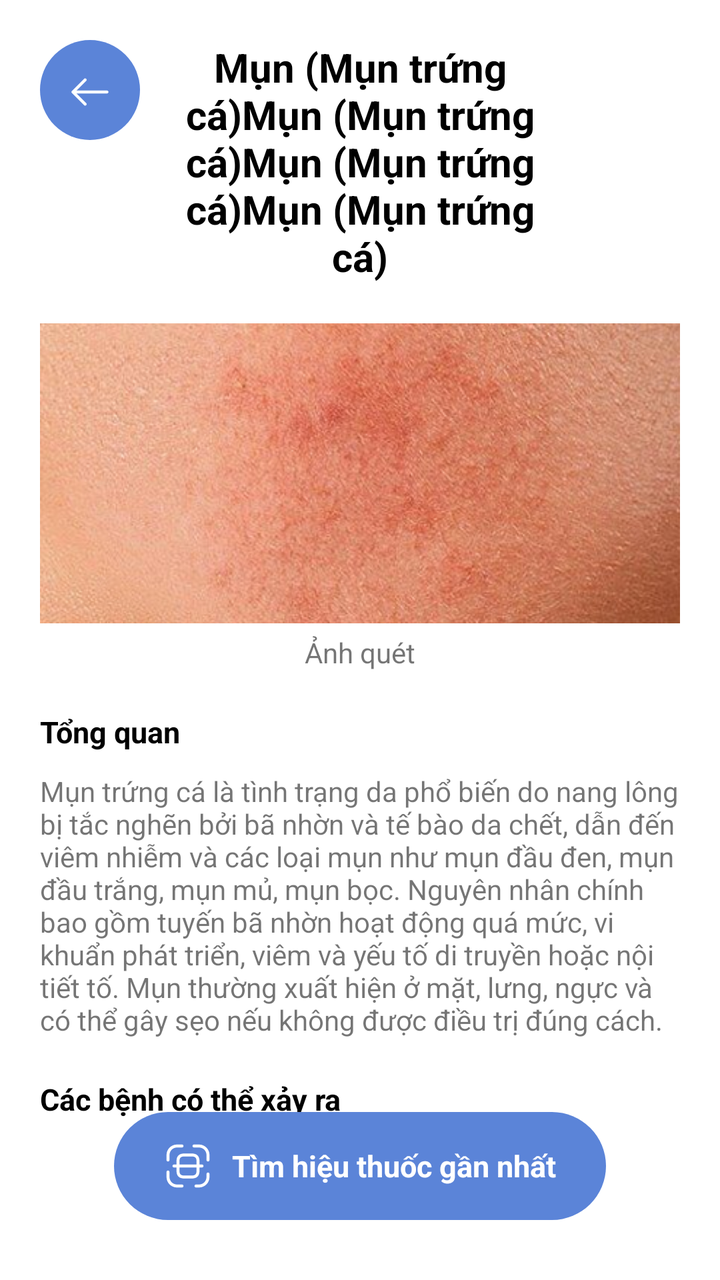
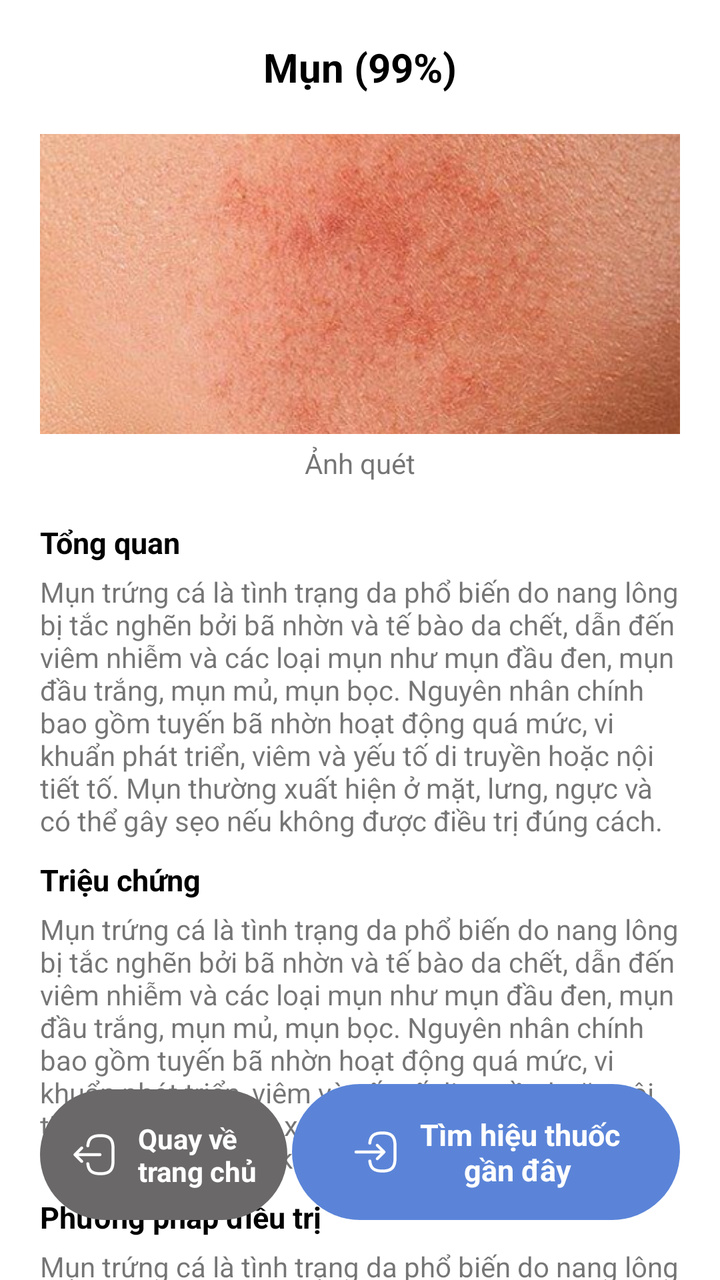

An Android layout rendered at two revisions. The XML below is the earlier revision; the diff shows what the commit changed to produce the second picture.
<!-- AndroidManifest.xml: application theme Theme.NoStatusBar -->
<!-- res/layout/scan_result_fragment.xml -->
<?xml version="1.0" encoding="utf-8"?>
<layout xmlns:android="http://schemas.android.com/apk/res/android"
    xmlns:app="http://schemas.android.com/apk/res-auto"
    xmlns:tools="http://schemas.android.com/tools">

    <androidx.constraintlayout.widget.ConstraintLayout
        android:layout_width="match_parent"
        android:layout_height="match_parent">

        <androidx.core.widget.NestedScrollView
            android:id="@+id/scroll_content"
            android:layout_width="0dp"
            android:layout_height="0dp"
            android:clipToPadding="false"
            android:fillViewport="true"
            android:paddingBottom="100dp"
            app:layout_constraintBottom_toBottomOf="parent"
            app:layout_constraintEnd_toEndOf="parent"
            app:layout_constraintStart_toStartOf="parent"
            app:layout_constraintTop_toTopOf="parent">

            <androidx.constraintlayout.widget.ConstraintLayout
                android:layout_width="match_parent"
                android:layout_height="match_parent"
                android:paddingBottom="20dp">

                
                <ImageView
                    android:id="@+id/ic_back"
                    android:layout_width="wrap_content"
                    android:layout_height="wrap_content"
                    android:layout_margin="20dp"
                    android:src="@drawable/ic_arrow_left"
                    app:layout_constraintStart_toStartOf="parent"
                    app:layout_constraintTop_toTopOf="parent" />

                <TextView
                    android:id="@+id/tv_title"
                    android:layout_width="0dp"
                    android:layout_height="wrap_content"
                    android:layout_marginHorizontal="80dp"
                    android:gravity="center_horizontal"
                    android:text="Mụn (Mụn trứng cá)Mụn (Mụn trứng cá)Mụn (Mụn trứng cá)Mụn (Mụn trứng cá)"
                    android:textColor="@color/black"
                    android:textSize="20sp"
                    android:textStyle="bold"
                    app:layout_constraintEnd_toEndOf="parent"
                    app:layout_constraintStart_toStartOf="parent"
                    app:layout_constraintTop_toTopOf="@id/ic_back" />

                <LinearLayout
                    android:id="@+id/layout_image"
                    android:layout_width="match_parent"
                    android:layout_height="wrap_content"
                    android:layout_marginHorizontal="20dp"
                    android:layout_marginTop="20dp"
                    android:orientation="horizontal"
                    app:layout_constraintEnd_toEndOf="parent"
                    app:layout_constraintStart_toStartOf="parent"
                    app:layout_constraintTop_toBottomOf="@id/tv_title">

                    <LinearLayout
                        android:layout_width="match_parent"
                        android:layout_height="wrap_content"
                        android:gravity="center"
                        android:orientation="vertical">

                        <ImageView
                            android:id="@+id/imv1"
                            android:layout_width="match_parent"
                            android:layout_height="150dp"
                            android:scaleType="centerCrop"
                            android:src="@drawable/bg_take" />

                        <TextView
                            android:id="@+id/tv1"
                            android:layout_width="wrap_content"
                            android:layout_height="wrap_content"
                            android:layout_marginTop="5dp"
                            android:text="Ảnh quét" />
                    </LinearLayout>

                    <LinearLayout
                        android:layout_width="match_parent"
                        android:layout_height="wrap_content"
                        android:gravity="center"
                        android:orientation="vertical"
                        android:visibility="gone">

                        <ImageView
                            android:id="@+id/imv2"
                            android:layout_width="match_parent"
                            android:layout_height="150dp"
                            android:scaleType="centerCrop"
                            android:src="@drawable/bg_take" />

                        <TextView
                            android:id="@+id/tv2"
                            android:layout_width="wrap_content"
                            android:layout_height="wrap_content"
                            android:text="Ảnh bệnh" />
                    </LinearLayout>
                </LinearLayout>

                
                <TextView
                    android:id="@+id/tv_summary"
                    android:layout_width="wrap_content"
                    android:layout_height="wrap_content"
                    android:layout_marginTop="20dp"
                    android:text="Tổng quan"
                    android:textColor="@color/black"
                    android:textSize="15sp"
                    android:textStyle="bold"
                    app:layout_constraintStart_toStartOf="@id/ic_back"
                    app:layout_constraintTop_toBottomOf="@id/layout_image" />

                
                <TextView
                    android:id="@+id/tv_description"
                    android:layout_width="0dp"
                    android:layout_height="wrap_content"
                    android:layout_marginTop="10dp"
                    android:text="@string/tv_description"
                    app:layout_constraintEnd_toEndOf="@id/layout_image"
                    app:layout_constraintStart_toStartOf="@id/ic_back"
                    app:layout_constraintTop_toBottomOf="@id/tv_summary" />

                
                <TextView
                    android:id="@+id/tv_reference"
                    android:layout_width="wrap_content"
                    android:layout_height="wrap_content"
                    android:layout_marginTop="20dp"
                    android:text="Các bệnh có thể xảy ra"
                    android:textColor="@color/black"
                    android:textSize="15sp"
                    android:textStyle="bold"
                    app:layout_constraintStart_toStartOf="@id/tv_description"
                    app:layout_constraintTop_toBottomOf="@id/tv_description" />

                <androidx.recyclerview.widget.RecyclerView
                    android:id="@+id/rcv_label"
                    android:layout_width="match_parent"
                    android:layout_height="wrap_content"
                    android:layout_marginTop="5dp"
                    android:clipToPadding="false"
                    android:orientation="horizontal"
                    android:paddingStart="20dp"
                    app:layoutManager="androidx.recyclerview.widget.LinearLayoutManager"
                    app:layout_constraintTop_toBottomOf="@id/tv_reference"
                    tools:listitem="@layout/item_reference_label" />

            </androidx.constraintlayout.widget.ConstraintLayout>
        </androidx.core.widget.NestedScrollView>

        
        <LinearLayout
            android:id="@+id/btn_take"
            android:layout_width="wrap_content"
            android:layout_height="wrap_content"
            android:layout_marginBottom="30dp"
            android:background="@drawable/bg_btn_scan"
            android:gravity="center_vertical"
            android:paddingHorizontal="25dp"
            android:paddingVertical="15dp"
            app:layout_constraintBottom_toBottomOf="parent"
            app:layout_constraintEnd_toEndOf="parent"
            app:layout_constraintStart_toStartOf="parent">

            <ImageView
                android:layout_width="wrap_content"
                android:layout_height="wrap_content"
                android:src="@drawable/ic_take" />

            <TextView
                android:layout_width="wrap_content"
                android:layout_height="wrap_content"
                android:layout_marginStart="10dp"
                android:text="Tìm hiệu thuốc gần nhất"
                android:textColor="@color/white"
                android:textSize="15sp"
                android:textStyle="bold" />
        </LinearLayout>

    </androidx.constraintlayout.widget.ConstraintLayout>
</layout>
<!-- res/layout/item_reference_label.xml (included above) -->
<?xml version="1.0" encoding="utf-8"?>
<androidx.constraintlayout.widget.ConstraintLayout xmlns:android="http://schemas.android.com/apk/res/android"
    xmlns:app="http://schemas.android.com/apk/res-auto"
    android:layout_width="wrap_content"
    android:layout_height="match_parent">

    <androidx.cardview.widget.CardView
        android:layout_width="wrap_content"
        android:layout_height="wrap_content"
        android:layout_margin="2dp"
        app:cardElevation="10dp"
        app:layout_constraintBottom_toBottomOf="parent"
        app:layout_constraintEnd_toEndOf="parent"
        app:layout_constraintStart_toStartOf="parent"
        app:layout_constraintTop_toTopOf="parent">

        <androidx.constraintlayout.widget.ConstraintLayout
            android:layout_width="wrap_content"
            android:layout_height="wrap_content"
            android:padding="10dp">

            <TextView
                android:id="@+id/tv_name"
                android:layout_width="wrap_content"
                android:layout_height="wrap_content"
                android:text="TextView"
                app:layout_constraintStart_toStartOf="parent"
                app:layout_constraintTop_toTopOf="parent" />
        </androidx.constraintlayout.widget.ConstraintLayout>

    </androidx.cardview.widget.CardView>

</androidx.constraintlayout.widget.ConstraintLayout>
<!-- resources referenced by this layout -->
<resources>
  <color name="black">#FF000000</color>
  <color name="white">#FFFFFFFF</color>
  <!-- drawable bg_btn_scan (drawable) -->
  <?xml version="1.0" encoding="utf-8"?>
  <shape xmlns:android="http://schemas.android.com/apk/res/android">
      <solid android:color="@color/primary" />
      <corners android:radius="50dp" />
  </shape>
  <!-- drawable ic_arrow_left (drawable) -->
  <vector xmlns:android="http://schemas.android.com/apk/res/android"
      android:width="50dp"
      android:height="50dp"
      android:viewportWidth="50"
      android:viewportHeight="50">
    <path
        android:pathData="M25,25m-25,0a25,25 0,1 1,50 0a25,25 0,1 1,-50 0"
        android:fillColor="#5B84D8"/>
    <path
        android:pathData="M22.57,32.82C22.38,32.82 22.19,32.75 22.04,32.6L15.97,26.53C15.68,26.24 15.68,25.76 15.97,25.47L22.04,19.4C22.33,19.11 22.81,19.11 23.1,19.4C23.39,19.69 23.39,20.17 23.1,20.46L17.56,26L23.1,31.54C23.39,31.83 23.39,32.31 23.1,32.6C22.96,32.75 22.76,32.82 22.57,32.82Z"
        android:fillColor="#ffffff"/>
    <path
        android:pathData="M33.5,26.75H16.67C16.26,26.75 15.92,26.41 15.92,26C15.92,25.59 16.26,25.25 16.67,25.25H33.5C33.91,25.25 34.25,25.59 34.25,26C34.25,26.41 33.91,26.75 33.5,26.75Z"
        android:fillColor="#ffffff"/>
  </vector>
  <!-- drawable ic_take (drawable) -->
  <vector xmlns:android="http://schemas.android.com/apk/res/android"
      android:width="24dp"
      android:height="24dp"
      android:viewportWidth="24"
      android:viewportHeight="24">
    <path
        android:pathData="M2,9.75C1.59,9.75 1.25,9.41 1.25,9V6.5C1.25,3.6 3.61,1.25 6.5,1.25H9C9.41,1.25 9.75,1.59 9.75,2C9.75,2.41 9.41,2.75 9,2.75H6.5C4.43,2.75 2.75,4.43 2.75,6.5V9C2.75,9.41 2.41,9.75 2,9.75Z"
        android:fillColor="#ffffff"/>
    <path
        android:pathData="M22,9.75C21.59,9.75 21.25,9.41 21.25,9V6.5C21.25,4.43 19.57,2.75 17.5,2.75H15C14.59,2.75 14.25,2.41 14.25,2C14.25,1.59 14.59,1.25 15,1.25H17.5C20.39,1.25 22.75,3.6 22.75,6.5V9C22.75,9.41 22.41,9.75 22,9.75Z"
        android:fillColor="#ffffff"/>
    <path
        android:pathData="M17.5,22.75H16C15.59,22.75 15.25,22.41 15.25,22C15.25,21.59 15.59,21.25 16,21.25H17.5C19.57,21.25 21.25,19.57 21.25,17.5V16C21.25,15.59 21.59,15.25 22,15.25C22.41,15.25 22.75,15.59 22.75,16V17.5C22.75,20.4 20.39,22.75 17.5,22.75Z"
        android:fillColor="#ffffff"/>
    <path
        android:pathData="M9,22.75H6.5C3.61,22.75 1.25,20.4 1.25,17.5V15C1.25,14.59 1.59,14.25 2,14.25C2.41,14.25 2.75,14.59 2.75,15V17.5C2.75,19.57 4.43,21.25 6.5,21.25H9C9.41,21.25 9.75,21.59 9.75,22C9.75,22.41 9.41,22.75 9,22.75Z"
        android:fillColor="#ffffff"/>
    <path
        android:pathData="M14,18.25H10C7.58,18.25 6.25,16.92 6.25,14.5V9.5C6.25,7.08 7.58,5.75 10,5.75H14C16.42,5.75 17.75,7.08 17.75,9.5V14.5C17.75,16.92 16.42,18.25 14,18.25ZM10,7.25C8.42,7.25 7.75,7.92 7.75,9.5V14.5C7.75,16.08 8.42,16.75 10,16.75H14C15.58,16.75 16.25,16.08 16.25,14.5V9.5C16.25,7.92 15.58,7.25 14,7.25H10Z"
        android:fillColor="#ffffff"/>
    <path
        android:pathData="M19,12.75H5C4.59,12.75 4.25,12.41 4.25,12C4.25,11.59 4.59,11.25 5,11.25H19C19.41,11.25 19.75,11.59 19.75,12C19.75,12.41 19.41,12.75 19,12.75Z"
        android:fillColor="#ffffff"/>
  </vector>
  <string name="tv_description">Mụn trứng cá là tình trạng da phổ biến do nang lông bị tắc nghẽn bởi bã nhờn và tế bào da chết, dẫn đến viêm nhiễm và các loại mụn như mụn đầu đen, mụn đầu trắng, mụn mủ, mụn bọc. Nguyên nhân chính bao gồm tuyến bã nhờn hoạt động quá mức, vi khuẩn phát triển, viêm và yếu tố di truyền hoặc nội tiết tố. Mụn thường xuất hiện ở mặt, lưng, ngực và có thể gây sẹo nếu không được điều trị đúng cách. </string>
  <color name="primary">#5B84D8</color>
  <!-- unchanged entries left out for length: 2 -->
</resources>

<!-- the commit's change to res/layout/scan_result_fragment.xml (unified diff, before → after) -->
@@ -22,31 +22,22 @@
             <androidx.constraintlayout.widget.ConstraintLayout
                 android:layout_width="match_parent"
                 android:layout_height="match_parent"
-                android:paddingBottom="20dp">
-
-                
-                <ImageView
-                    android:id="@+id/ic_back"
-                    android:layout_width="wrap_content"
-                    android:layout_height="wrap_content"
-                    android:layout_margin="20dp"
-                    android:src="@drawable/ic_arrow_left"
+                android:paddingBottom="200dp">
+
+                <TextView
+                    android:id="@+id/tv_title"
+                    android:layout_width="0dp"
+                    android:layout_height="wrap_content"
+                    android:layout_marginHorizontal="80dp"
+                    android:layout_marginTop="20dp"
+                    android:gravity="center_horizontal"
+                    android:text="Mụn (99%)"
+                    android:textColor="@color/black"
+                    android:textSize="20sp"
+                    android:textStyle="bold"
+                    app:layout_constraintEnd_toEndOf="parent"
                     app:layout_constraintStart_toStartOf="parent"
                     app:layout_constraintTop_toTopOf="parent" />
-
-                <TextView
-                    android:id="@+id/tv_title"
-                    android:layout_width="0dp"
-                    android:layout_height="wrap_content"
-                    android:layout_marginHorizontal="80dp"
-                    android:gravity="center_horizontal"
-                    android:text="Mụn (Mụn trứng cá)Mụn (Mụn trứng cá)Mụn (Mụn trứng cá)Mụn (Mụn trứng cá)"
-                    android:textColor="@color/black"
-                    android:textSize="20sp"
-                    android:textStyle="bold"
-                    app:layout_constraintEnd_toEndOf="parent"
-                    app:layout_constraintStart_toStartOf="parent"
-                    app:layout_constraintTop_toTopOf="@id/ic_back" />
 
                 <LinearLayout
                     android:id="@+id/layout_image"
@@ -107,12 +98,13 @@
                     android:id="@+id/tv_summary"
                     android:layout_width="wrap_content"
                     android:layout_height="wrap_content"
+                    android:layout_marginStart="20dp"
                     android:layout_marginTop="20dp"
                     android:text="Tổng quan"
                     android:textColor="@color/black"
                     android:textSize="15sp"
                     android:textStyle="bold"
-                    app:layout_constraintStart_toStartOf="@id/ic_back"
+                    app:layout_constraintStart_toStartOf="parent"
                     app:layout_constraintTop_toBottomOf="@id/layout_image" />
 
                 
@@ -120,102 +112,113 @@
                     android:id="@+id/tv_description"
                     android:layout_width="0dp"
                     android:layout_height="wrap_content"
-                    android:layout_marginTop="10dp"
+                    android:layout_marginTop="5dp"
                     android:text="@string/tv_description"
                     app:layout_constraintEnd_toEndOf="@id/layout_image"
-                    app:layout_constraintStart_toStartOf="@id/ic_back"
+                    app:layout_constraintStart_toStartOf="@+id/tv_summary"
                     app:layout_constraintTop_toBottomOf="@id/tv_summary" />
 
-                
-                <TextView
-                    android:id="@+id/tv_reference"
+                <TextView
+                    android:id="@+id/tv_symptoms"
                     android:layout_width="wrap_content"
                     android:layout_height="wrap_content"
-                    android:layout_marginTop="20dp"
-                    android:text="Các bệnh có thể xảy ra"
+                    android:layout_marginTop="10dp"
+                    android:text="Triệu chứng"
                     android:textColor="@color/black"
                     android:textSize="15sp"
                     android:textStyle="bold"
                     app:layout_constraintStart_toStartOf="@id/tv_description"
                     app:layout_constraintTop_toBottomOf="@id/tv_description" />
 
-                <androidx.recyclerview.widget.RecyclerView
-                    android:id="@+id/rcv_label"
-                    android:layout_width="match_parent"
+                <TextView
+                    android:id="@+id/tv_symptoms_description"
+                    android:layout_width="0dp"
                     android:layout_height="wrap_content"
                     android:layout_marginTop="5dp"
-                    android:clipToPadding="false"
-                    android:orientation="horizontal"
-                    android:paddingStart="20dp"
-                    app:layoutManager="androidx.recyclerview.widget.LinearLayoutManager"
-                    app:layout_constraintTop_toBottomOf="@id/tv_reference"
-                    tools:listitem="@layout/item_reference_label" />
+                    android:text="@string/tv_description"
+                    app:layout_constraintEnd_toEndOf="@id/layout_image"
+                    app:layout_constraintStart_toStartOf="@+id/tv_summary"
+                    app:layout_constraintTop_toBottomOf="@id/tv_symptoms" />
+
+                <TextView
+                    android:id="@+id/tv_treatment"
+                    android:layout_width="wrap_content"
+                    android:layout_height="wrap_content"
+                    android:layout_marginTop="10dp"
+                    android:text="Phương pháp điều trị"
+                    android:textColor="@color/black"
+                    android:textSize="15sp"
+                    android:textStyle="bold"
+                    app:layout_constraintStart_toStartOf="@id/tv_symptoms_description"
+                    app:layout_constraintTop_toBottomOf="@id/tv_symptoms_description" />
+
+                <TextView
+                    android:id="@+id/tv_treatment_description"
+                    android:layout_width="0dp"
+                    android:layout_height="wrap_content"
+                    android:layout_marginTop="5dp"
+                    android:text="@string/tv_description"
+                    app:layout_constraintEnd_toEndOf="@id/layout_image"
+                    app:layout_constraintStart_toStartOf="@+id/tv_treatment"
+                    app:layout_constraintTop_toBottomOf="@id/tv_treatment" />
 
             </androidx.constraintlayout.widget.ConstraintLayout>
         </androidx.core.widget.NestedScrollView>
 
-        
         <LinearLayout
             android:id="@+id/btn_take"
             android:layout_width="wrap_content"
             android:layout_height="wrap_content"
+            android:layout_marginEnd="20dp"
             android:layout_marginBottom="30dp"
             android:background="@drawable/bg_btn_scan"
             android:gravity="center_vertical"
-            android:paddingHorizontal="25dp"
+            android:paddingHorizontal="30dp"
             android:paddingVertical="15dp"
             app:layout_constraintBottom_toBottomOf="parent"
-            app:layout_constraintEnd_toEndOf="parent"
-            app:layout_constraintStart_toStartOf="parent">
+            app:layout_constraintEnd_toEndOf="parent">
 
             <ImageView
                 android:layout_width="wrap_content"
                 android:layout_height="wrap_content"
-                android:src="@drawable/ic_take" />
+                android:src="@drawable/ic_go_to_location" />
 
             <TextView
                 android:layout_width="wrap_content"
                 android:layout_height="wrap_content"
                 android:layout_marginStart="10dp"
-                android:text="Tìm hiệu thuốc gần nhất"
+                android:text="Tìm hiệu thuốc\n      gần đây"
                 android:textColor="@color/white"
                 android:textSize="15sp"
                 android:textStyle="bold" />
         </LinearLayout>
 
+        <LinearLayout
+            android:id="@+id/btn_back"
+            android:layout_width="wrap_content"
+            android:layout_height="wrap_content"
+            android:layout_marginStart="20dp"
+            android:layout_marginBottom="30dp"
+            android:background="@drawable/bg_disable"
+            android:gravity="center_vertical"
+            android:paddingHorizontal="15dp"
+            android:paddingVertical="15dp"
+            app:layout_constraintBottom_toBottomOf="parent"
+            app:layout_constraintStart_toStartOf="parent">
+
+            <ImageView
+                android:layout_width="wrap_content"
+                android:layout_height="wrap_content"
+                android:src="@drawable/ic_go_home" />
+
+            <TextView
+                android:layout_width="wrap_content"
+                android:layout_height="wrap_content"
+                android:layout_marginStart="10dp"
+                android:text="Quay về\ntrang chủ"
+                android:textColor="@color/white"
+                android:textStyle="bold" />
+        </LinearLayout>
+
     </androidx.constraintlayout.widget.ConstraintLayout>
 </layout>
-<!-- res/layout/item_reference_label.xml (included above) -->
-<?xml version="1.0" encoding="utf-8"?>
-<androidx.constraintlayout.widget.ConstraintLayout xmlns:android="http://schemas.android.com/apk/res/android"
-    xmlns:app="http://schemas.android.com/apk/res-auto"
-    android:layout_width="wrap_content"
-    android:layout_height="match_parent">
-
-    <androidx.cardview.widget.CardView
-        android:layout_width="wrap_content"
-        android:layout_height="wrap_content"
-        android:layout_margin="2dp"
-        app:cardElevation="10dp"
-        app:layout_constraintBottom_toBottomOf="parent"
-        app:layout_constraintEnd_toEndOf="parent"
-        app:layout_constraintStart_toStartOf="parent"
-        app:layout_constraintTop_toTopOf="parent">
-
-        <androidx.constraintlayout.widget.ConstraintLayout
-            android:layout_width="wrap_content"
-            android:layout_height="wrap_content"
-            android:padding="10dp">
-
-            <TextView
-                android:id="@+id/tv_name"
-                android:layout_width="wrap_content"
-                android:layout_height="wrap_content"
-                android:text="TextView"
-                app:layout_constraintStart_toStartOf="parent"
-                app:layout_constraintTop_toTopOf="parent" />
-        </androidx.constraintlayout.widget.ConstraintLayout>
-
-    </androidx.cardview.widget.CardView>
-
-</androidx.constraintlayout.widget.ConstraintLayout>
<!-- resource entries referenced after the edit -->
@@ -8,49 +8,47 @@
       <solid android:color="@color/primary" />
       <corners android:radius="50dp" />
   </shape>
-  <!-- drawable ic_arrow_left (drawable) -->
-  <vector xmlns:android="http://schemas.android.com/apk/res/android"
-      android:width="50dp"
-      android:height="50dp"
-      android:viewportWidth="50"
-      android:viewportHeight="50">
-    <path
-        android:pathData="M25,25m-25,0a25,25 0,1 1,50 0a25,25 0,1 1,-50 0"
-        android:fillColor="#5B84D8"/>
-    <path
-        android:pathData="M22.57,32.82C22.38,32.82 22.19,32.75 22.04,32.6L15.97,26.53C15.68,26.24 15.68,25.76 15.97,25.47L22.04,19.4C22.33,19.11 22.81,19.11 23.1,19.4C23.39,19.69 23.39,20.17 23.1,20.46L17.56,26L23.1,31.54C23.39,31.83 23.39,32.31 23.1,32.6C22.96,32.75 22.76,32.82 22.57,32.82Z"
-        android:fillColor="#ffffff"/>
-    <path
-        android:pathData="M33.5,26.75H16.67C16.26,26.75 15.92,26.41 15.92,26C15.92,25.59 16.26,25.25 16.67,25.25H33.5C33.91,25.25 34.25,25.59 34.25,26C34.25,26.41 33.91,26.75 33.5,26.75Z"
-        android:fillColor="#ffffff"/>
-  </vector>
-  <!-- drawable ic_take (drawable) -->
+  <!-- drawable bg_disable (drawable) -->
+  <?xml version="1.0" encoding="utf-8"?>
+  <shape xmlns:android="http://schemas.android.com/apk/res/android">
+      <solid android:color="@color/gray_neutral_3" />
+      <corners android:radius="50dp" />
+  </shape>
+  <!-- drawable ic_go_home (drawable) -->
   <vector xmlns:android="http://schemas.android.com/apk/res/android"
       android:width="24dp"
       android:height="24dp"
       android:viewportWidth="24"
       android:viewportHeight="24">
-    <path
-        android:pathData="M2,9.75C1.59,9.75 1.25,9.41 1.25,9V6.5C1.25,3.6 3.61,1.25 6.5,1.25H9C9.41,1.25 9.75,1.59 9.75,2C9.75,2.41 9.41,2.75 9,2.75H6.5C4.43,2.75 2.75,4.43 2.75,6.5V9C2.75,9.41 2.41,9.75 2,9.75Z"
-        android:fillColor="#ffffff"/>
-    <path
-        android:pathData="M22,9.75C21.59,9.75 21.25,9.41 21.25,9V6.5C21.25,4.43 19.57,2.75 17.5,2.75H15C14.59,2.75 14.25,2.41 14.25,2C14.25,1.59 14.59,1.25 15,1.25H17.5C20.39,1.25 22.75,3.6 22.75,6.5V9C22.75,9.41 22.41,9.75 22,9.75Z"
-        android:fillColor="#ffffff"/>
-    <path
-        android:pathData="M17.5,22.75H16C15.59,22.75 15.25,22.41 15.25,22C15.25,21.59 15.59,21.25 16,21.25H17.5C19.57,21.25 21.25,19.57 21.25,17.5V16C21.25,15.59 21.59,15.25 22,15.25C22.41,15.25 22.75,15.59 22.75,16V17.5C22.75,20.4 20.39,22.75 17.5,22.75Z"
-        android:fillColor="#ffffff"/>
-    <path
-        android:pathData="M9,22.75H6.5C3.61,22.75 1.25,20.4 1.25,17.5V15C1.25,14.59 1.59,14.25 2,14.25C2.41,14.25 2.75,14.59 2.75,15V17.5C2.75,19.57 4.43,21.25 6.5,21.25H9C9.41,21.25 9.75,21.59 9.75,22C9.75,22.41 9.41,22.75 9,22.75Z"
-        android:fillColor="#ffffff"/>
-    <path
-        android:pathData="M14,18.25H10C7.58,18.25 6.25,16.92 6.25,14.5V9.5C6.25,7.08 7.58,5.75 10,5.75H14C16.42,5.75 17.75,7.08 17.75,9.5V14.5C17.75,16.92 16.42,18.25 14,18.25ZM10,7.25C8.42,7.25 7.75,7.92 7.75,9.5V14.5C7.75,16.08 8.42,16.75 10,16.75H14C15.58,16.75 16.25,16.08 16.25,14.5V9.5C16.25,7.92 15.58,7.25 14,7.25H10Z"
-        android:fillColor="#ffffff"/>
-    <path
-        android:pathData="M19,12.75H5C4.59,12.75 4.25,12.41 4.25,12C4.25,11.59 4.59,11.25 5,11.25H19C19.41,11.25 19.75,11.59 19.75,12C19.75,12.41 19.41,12.75 19,12.75Z"
-        android:fillColor="#ffffff"/>
+      <path
+          android:fillColor="#ffffff"
+          android:pathData="M15.24,22.27H15.11C10.67,22.27 8.53,20.52 8.16,16.6C8.12,16.19 8.42,15.82 8.84,15.78C9.24,15.74 9.62,16.05 9.66,16.46C9.95,19.6 11.43,20.77 15.12,20.77H15.25C19.32,20.77 20.76,19.33 20.76,15.26V8.74C20.76,4.67 19.32,3.23 15.25,3.23H15.12C11.41,3.23 9.93,4.42 9.66,7.62C9.61,8.03 9.26,8.34 8.84,8.3C8.42,8.27 8.12,7.9 8.15,7.49C8.49,3.51 10.64,1.73 15.11,1.73H15.24C20.15,1.73 22.25,3.83 22.25,8.74V15.26C22.25,20.17 20.15,22.27 15.24,22.27Z" />
+      <path
+          android:fillColor="#ffffff"
+          android:pathData="M15,12.75H3.62C3.21,12.75 2.87,12.41 2.87,12C2.87,11.59 3.21,11.25 3.62,11.25H15C15.41,11.25 15.75,11.59 15.75,12C15.75,12.41 15.41,12.75 15,12.75Z" />
+      <path
+          android:fillColor="#ffffff"
+          android:pathData="M5.85,16.1C5.66,16.1 5.47,16.03 5.32,15.88L1.97,12.53C1.68,12.24 1.68,11.76 1.97,11.47L5.32,8.12C5.61,7.83 6.09,7.83 6.38,8.12C6.67,8.41 6.67,8.89 6.38,9.18L3.56,12L6.38,14.82C6.67,15.11 6.67,15.59 6.38,15.88C6.24,16.03 6.04,16.1 5.85,16.1Z" />
+  </vector>
+  <!-- drawable ic_go_to_location (drawable) -->
+  <vector xmlns:android="http://schemas.android.com/apk/res/android"
+      android:width="24dp"
+      android:height="24dp"
+      android:viewportWidth="24"
+      android:viewportHeight="24">
+      <path
+          android:fillColor="#ffffff"
+          android:pathData="M15.24 22.27H15.11C10.67 22.27 8.53002 20.52 8.16002 16.6C8.12002 16.19 8.42002 15.82 8.84002 15.78C9.25002 15.74 9.62002 16.05 9.66002 16.46C9.95002 19.6 11.43 20.77 15.12 20.77H15.25C19.32 20.77 20.76 19.33 20.76 15.26V8.73998C20.76 4.66998 19.32 3.22998 15.25 3.22998H15.12C11.41 3.22998 9.93002 4.41998 9.66002 7.61998C9.61002 8.02998 9.27002 8.33998 8.84002 8.29998C8.42002 8.26998 8.12001 7.89998 8.15001 7.48998C8.49001 3.50998 10.64 1.72998 15.11 1.72998H15.24C20.15 1.72998 22.25 3.82998 22.25 8.73998V15.26C22.25 20.17 20.15 22.27 15.24 22.27Z" />
+      <path
+          android:fillColor="#ffffff"
+          android:pathData="M14.88 12.75H2C1.59 12.75 1.25 12.41 1.25 12C1.25 11.59 1.59 11.25 2 11.25H14.88C15.29 11.25 15.63 11.59 15.63 12C15.63 12.41 15.3 12.75 14.88 12.75Z" />
+      <path
+          android:fillColor="#ffffff"
+          android:pathData="M12.65 16.1C12.46 16.1 12.27 16.03 12.12 15.88C11.83 15.59 11.83 15.11 12.12 14.82L14.94 12L12.12 9.17997C11.83 8.88997 11.83 8.40997 12.12 8.11997C12.41 7.82997 12.89 7.82997 13.18 8.11997L16.53 11.47C16.82 11.76 16.82 12.24 16.53 12.53L13.18 15.88C13.03 16.03 12.84 16.1 12.65 16.1Z" />
   </vector>
   <string name="tv_description">Mụn trứng cá là tình trạng da phổ biến do nang lông bị tắc nghẽn bởi bã nhờn và tế bào da chết, dẫn đến viêm nhiễm và các loại mụn như mụn đầu đen, mụn đầu trắng, mụn mủ, mụn bọc. Nguyên nhân chính bao gồm tuyến bã nhờn hoạt động quá mức, vi khuẩn phát triển, viêm và yếu tố di truyền hoặc nội tiết tố. Mụn thường xuất hiện ở mặt, lưng, ngực và có thể gây sẹo nếu không được điều trị đúng cách. </string>
   <color name="primary">#5B84D8</color>
+  <color name="gray_neutral_3">#6A6868</color>
   <!-- unchanged entries left out for length: 2 -->
 </resources>
 
